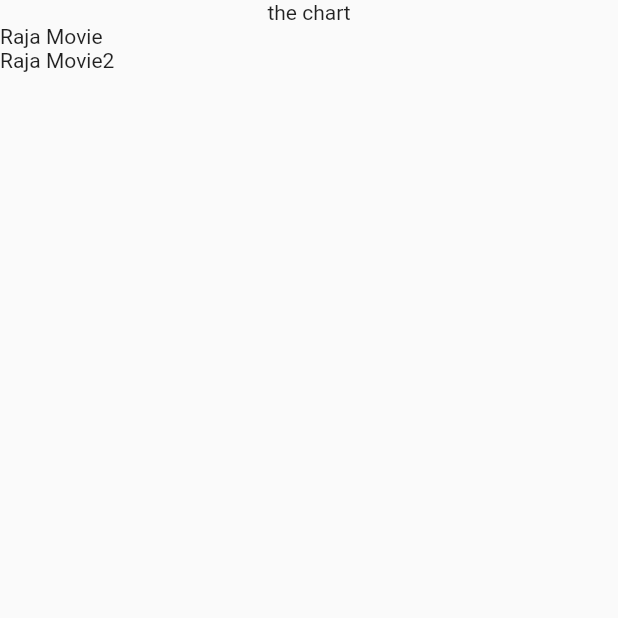
After one commit to raja226/Flutter_ListView, a Flutter app: the screen it shows after launch, on a phone screen of 412 x 824 dp, the top half of it. The commit adds this screen. Run offline on Flutter 3.47's test engine with Material 2 defaults, Android fonts, the phone set to English and light mode, and no system bars.

Commit message:
list view

```diff
--- /dev/null
+++ b/lib/expeses.dart
@@ -0,0 +1,36 @@
+import 'package:flutter/material.dart';
+import 'package:quizapp/expeseslist.dart';
+import 'package:quizapp/models/expense.dart';
+
+class Expeses extends StatefulWidget {
+  const Expeses({super.key});
+  @override
+  State<StatefulWidget> createState() {
+    return _ExpesesState();
+  }
+}
+
+class _ExpesesState extends State<Expeses> {
+  final List<Expese> _registerExpanses = [
+    Expese(
+        title: "Raja Movie",
+        amount: 126.5,
+        category: Category.leisure,
+        date: DateTime.now()),
+    Expese(
+        title: "Raja Movie2",
+        amount: 126.5,
+        category: Category.leisure,
+        date: DateTime.now()),
+  ];
+  @override
+  Widget build(BuildContext context) {
+    return  Scaffold(
+        body: Column(
+      children: [
+        const Text("the chart"),
+        Expanded(child: ExpensesList(expensesList: _registerExpanses)),
+      ],
+    ));
+  }
+}
--- /dev/null
+++ b/lib/expeseslist.dart
@@ -0,0 +1,11 @@
+import 'package:flutter/widgets.dart';
+import 'package:quizapp/models/expense.dart';
+
+class ExpensesList extends StatelessWidget
+{
+  const ExpensesList({super.key, required this.expensesList});
+  final List<Expese> expensesList;
+  @override Widget build(BuildContext context) {
+    return ListView.builder(itemCount: expensesList.length,itemBuilder: (ctx,index) => Text(expensesList[index].title));
+  }
+}
--- a/lib/list_ViewPage.dart
+++ b/lib/list_ViewPage.dart
@@ -12,6 +12,8 @@ class ListViewPage extends StatelessWidget {
       appBar: AppBar(
         title: const Text("List view sample"),
       ),
+      // body: ListView.builder(itemBuilder: itemBuilder),
+
       body: SizedBox(
         child: ListView(
           padding: const EdgeInsets.all(20),
@@ -25,17 +27,18 @@ class ListViewPage extends StatelessWidget {
               height: 100, color: const Color.fromARGB(255, 43, 42, 39),
             ),
              Container(
-              height: 100, color: Color.fromARGB(255, 20, 154, 195),
+              height: 100, color: const   Color.fromARGB(255, 20, 154, 195),
             ),
              Container(
-              height: 100, color: Color.fromARGB(255, 233, 67, 94),
+              height: 100, color: const  Color.fromARGB(255, 233, 67, 94),
             ),
              Container(
-              height: 100, color: Color.fromARGB(255, 56, 240, 160),
+              height: 100, color:const  Color.fromARGB(255, 56, 240, 160),
             )
           ],
         ),
       ),
+
     );
   }
 }
--- a/lib/main.dart
+++ b/lib/main.dart
@@ -1,4 +1,5 @@
 import 'package:flutter/material.dart';
+import 'package:quizapp/expeses.dart';
 import 'package:quizapp/list_ViewPage.dart';
 import 'package:quizapp/login_screen.dart';
 
@@ -18,7 +19,8 @@ class MyApp extends StatelessWidget {
         colorScheme: ColorScheme.fromSeed(seedColor: Colors.deepPurple),
         useMaterial3: false,
       ),
-      home: const ListViewPage(),
+      // home: const ListViewPage(),
+      home:  const Expeses(),
     );
   }
 }
--- /dev/null
+++ b/lib/models/expense.dart
@@ -0,0 +1,22 @@
+import 'package:uuid/uuid.dart';
+enum Category
+{
+  food,
+  travel,
+  leisure,
+  work
+}
+class Expese {
+   Expese({
+    required this.title,
+    required this.amount,
+    required this.category,
+    required this.date
+    } ):id = const Uuid().v4();
+  final String title;
+  final double amount;
+  final String id;
+  final DateTime date;
+  final Category category;
+
+}
--- a/pubspec.yaml
+++ b/pubspec.yaml
@@ -35,6 +35,7 @@ dependencies:
   # The following adds the Cupertino Icons font to your application.
   # Use with the CupertinoIcons class for iOS style icons.
   cupertino_icons: ^1.0.2
+  uuid: ^4.0.0
 
 dev_dependencies:
   flutter_test:
```
Also changed, not shown: pubspec.lock.
